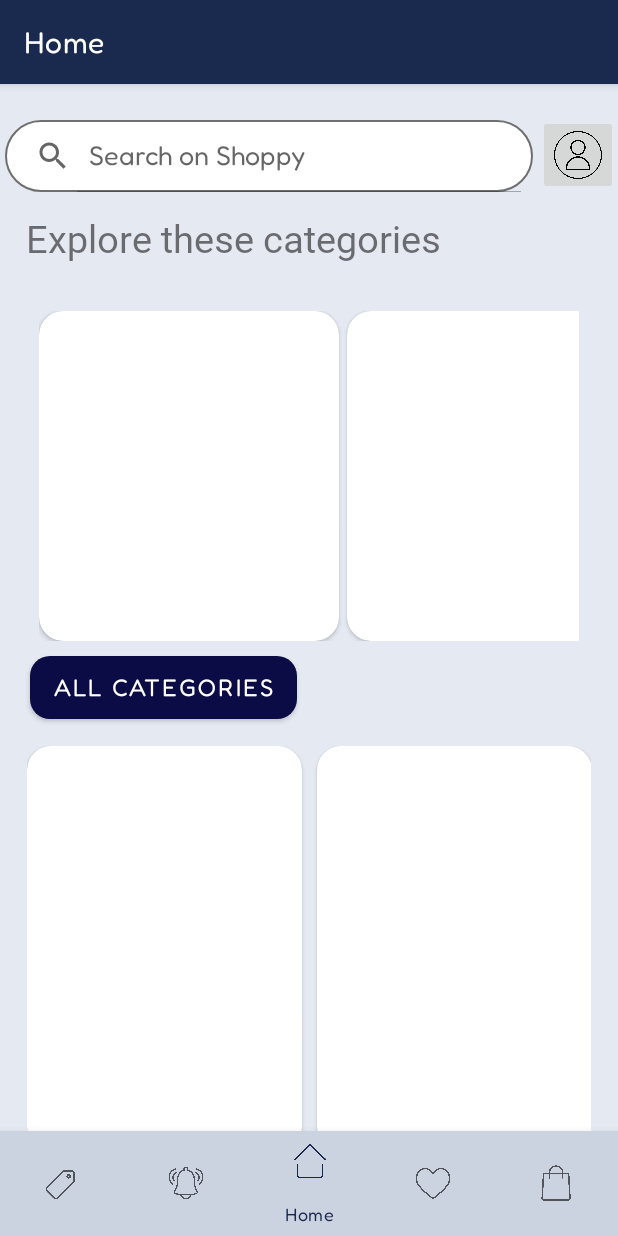
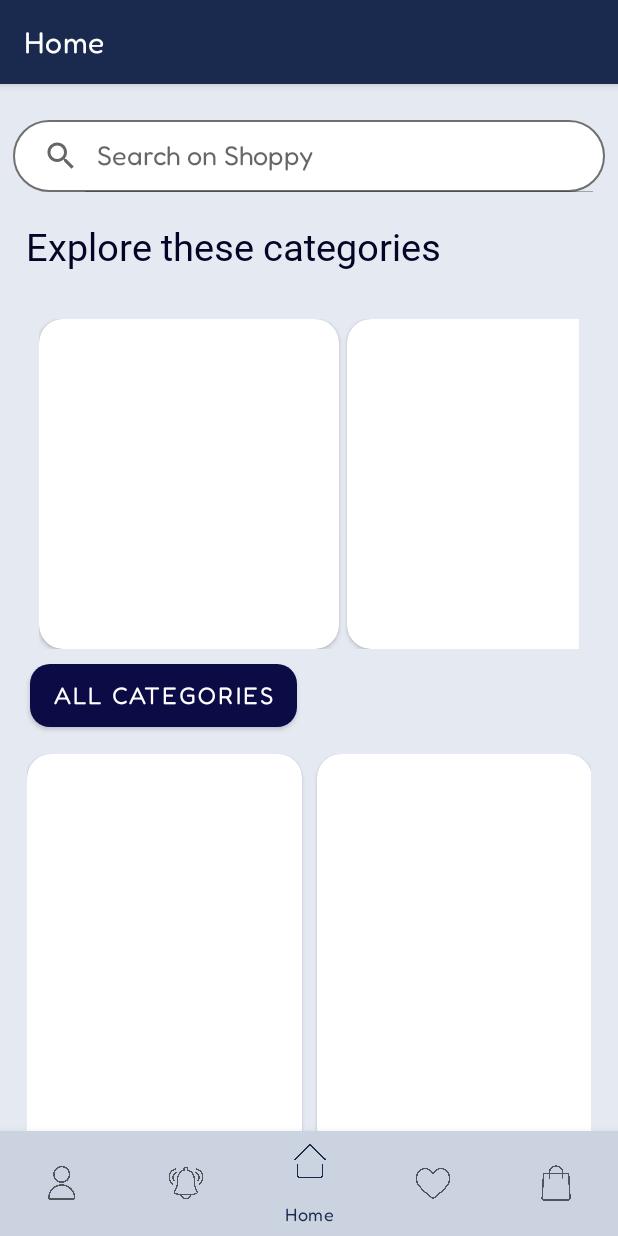
Before and after one commit to veronika8597/Shoppy_OnlineShop, an Android app: the HomeFragment screen opened through its navigation route, on a phone screen of 412 x 824 dp. Run offline under Robolectric (Android 15) with nearby library versions, the phone set to English and light mode, and no system bars; our stand-ins replace Firebase (no records; nobody signed in at launch, a user with empty details on screens opened directly), Shimmer, navigation-ui; pictures from the network do not load; 1 statement that could not run was skipped.

Commit message:
instead of deals user profile

```diff
--- a/app/src/main/java/com/example/shoppy_onlineshop/MainActivity.kt
+++ b/app/src/main/java/com/example/shoppy_onlineshop/MainActivity.kt
@@ -42,7 +42,7 @@ class MainActivity : AppCompatActivity() {
                 R.id.navigation_favorites,
                 R.id.navigation_notifications,
                 R.id.navigation_bag,
-                R.id.navigation_deals
+                R.id.navigation_profile
             )
         )
 
--- a/app/src/main/java/com/example/shoppy_onlineshop/ui/deals/DealsAdapter.kt
+++ /dev/null
@@ -1,4 +0,0 @@
-package com.example.shoppy_onlineshop.ui.deals
-
-class DealsAdapter() {
-}
--- a/app/src/main/java/com/example/shoppy_onlineshop/ui/home/HomeFragment.kt
+++ b/app/src/main/java/com/example/shoppy_onlineshop/ui/home/HomeFragment.kt
@@ -130,12 +130,12 @@ class HomeFragment : Fragment(), CategoryClickListener, ProductClickListener {
             findNavController().navigate(R.id.action_home_to_categories)
 
         }
-
+/*
         //Profile button
         val profileButton: ImageButton = binding.profileButton
         profileButton.setOnClickListener {
             findNavController().navigate(R.id.action_home_to_user_profile)
-        }
+        }*/
 
 
         //Search Bar
--- a/app/src/main/res/layout/fragment_home.xml
+++ b/app/src/main/res/layout/fragment_home.xml
@@ -19,7 +19,7 @@
         <LinearLayout
             android:layout_width="match_parent"
             android:layout_height="wrap_content"
-            android:layout_marginTop="5dp"
+            android:padding="5dp"
             android:orientation="horizontal">
 
             <SearchView
@@ -33,13 +33,6 @@
                 android:iconifiedByDefault="false"
                 android:queryHint="Search on Shoppy" />
 
-            <ImageButton
-                android:id="@+id/profileButton"
-                android:layout_width="53dp"
-                android:layout_height="53dp"
-                android:scaleType="centerCrop"
-                android:src="@drawable/user_logo" />
-
         </LinearLayout>
 
         <!-- Category title -->
@@ -48,6 +41,7 @@
             android:layout_width="match_parent"
             android:layout_height="wrap_content"
             android:fontFamily="@font/fredoka_medium"
+            android:textColor="@color/Black_russian"
             android:paddingStart="17dp"
             android:paddingTop="10dp"
             android:paddingBottom="5dp"
--- a/app/src/main/res/menu/bottom_nav_menu.xml
+++ b/app/src/main/res/menu/bottom_nav_menu.xml
@@ -2,9 +2,9 @@
 <menu xmlns:android="http://schemas.android.com/apk/res/android">
 
     <item
-        android:id="@+id/navigation_deals"
-        android:icon="@drawable/deals_logo"
-        android:title="@string/title_deals" />
+        android:id="@+id/navigation_profile"
+        android:icon="@drawable/user_profile"
+        android:title="@string/title_profile" />
 
     <item
         android:id="@+id/navigation_notifications"
--- a/app/src/main/res/navigation/mobile_navigation.xml
+++ b/app/src/main/res/navigation/mobile_navigation.xml
@@ -60,10 +60,10 @@
     </fragment>
 
     <fragment
-        android:id="@+id/navigation_deals"
-        android:name="com.example.shoppy_onlineshop.ui.deals.DealsFragment"
-        android:label="@string/title_deals"
-        tools:layout="@layout/fragment_deals" />
+        android:id="@+id/navigation_profile"
+        android:name="com.example.shoppy_onlineshop.ui.userProfile.UserProfileFragment"
+        android:label="@string/title_profile"
+        tools:layout="@layout/fragment_user_profile" />
 
     <fragment
         android:id="@+id/categoriesFragment"
--- a/app/src/main/res/values/strings.xml
+++ b/app/src/main/res/values/strings.xml
@@ -3,7 +3,7 @@
     <string name="title_home">Home</string>
     <string name="title_favorites">Favorites</string>
     <string name="title_notifications">Notifications</string>
-    <string name="title_deals">Deals</string>
+    <string name="title_profile">Profile</string>
     <string name="title_bag">Bag</string>
     <string name="title_categories">All Categories</string>
     <string name="title_user_profile">My Profile</string>
```
Also changed, not shown: app/src/main/java/com/example/shoppy_onlineshop/ui/deals/DealsFragment.kt (deleted, +0 -43 lines), app/src/main/java/com/example/shoppy_onlineshop/ui/deals/DealsViewModel.kt (deleted, +0 -13 lines), app/src/main/res/layout/fragment_deals.xml (deleted, +0 -23 lines), app/src/main/res/drawable/user_profile.png (added).
